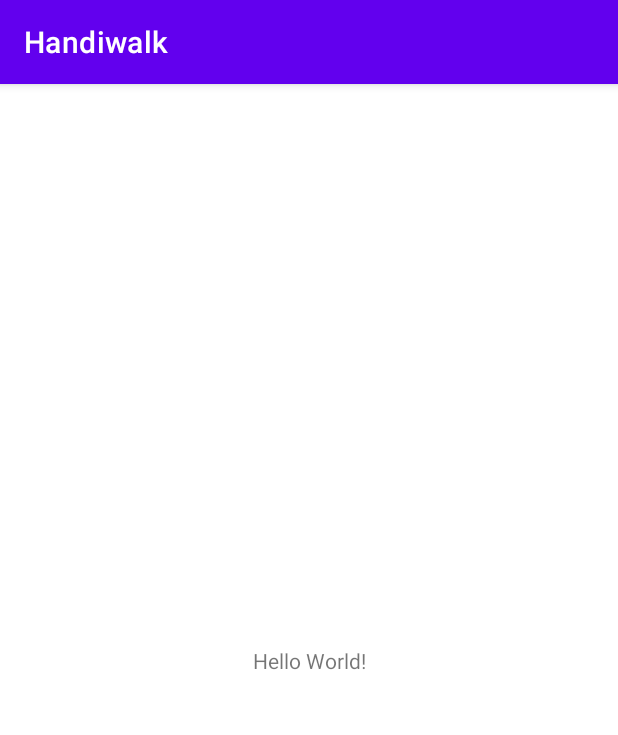
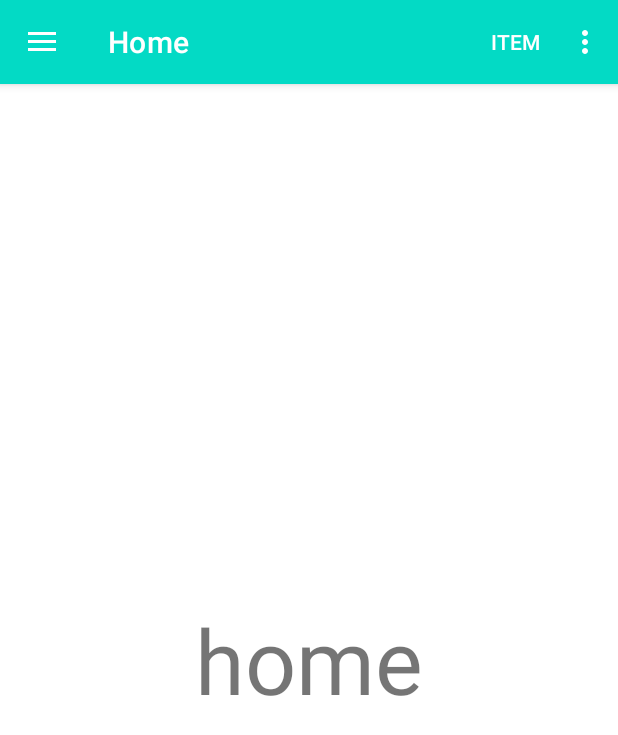
Before and after one commit to Hansatang/Handiwalk, an Android app: the screen it shows after launch (MainActivity), on a phone screen of 412 x 824 dp. Shown: the top 735 px of the screen. Run offline under Robolectric (Android 15) with nearby library versions, the phone set to English and light mode, and no system bars; our stand-ins replace navigation-ui.

Commit message:
Initial navigation drawer

```diff
--- a/app/build.gradle
+++ b/app/build.gradle
@@ -32,6 +32,8 @@ dependencies {
     implementation 'androidx.appcompat:appcompat:1.4.1'
     implementation 'com.google.android.material:material:1.5.0'
     implementation 'androidx.constraintlayout:constraintlayout:2.1.3'
+    implementation 'androidx.navigation:navigation-ui:2.4.1'
+    implementation 'androidx.navigation:navigation-fragment:2.4.1'
     testImplementation 'junit:junit:4.13.2'
     androidTestImplementation 'androidx.test.ext:junit:1.1.3'
     androidTestImplementation 'androidx.test.espresso:espresso-core:3.4.0'
--- /dev/null
+++ b/app/src/main/java/com/example/handiwalk/HomeFrag.java
@@ -0,0 +1,16 @@
+package com.example.handiwalk;
+
+import android.os.Bundle;
+import android.view.LayoutInflater;
+import android.view.View;
+import android.view.ViewGroup;
+
+import androidx.fragment.app.Fragment;
+
+public class HomeFrag extends Fragment {
+
+    public View onCreateView(LayoutInflater inflater, ViewGroup container, Bundle savedInstanceState) {
+        View view = inflater.inflate(R.layout.home_lay, container, false);
+        return view;
+    }
+}
--- a/app/src/main/java/com/example/handiwalk/MainActivity.java
+++ b/app/src/main/java/com/example/handiwalk/MainActivity.java
@@ -1,14 +1,56 @@
 package com.example.handiwalk;
 
 import androidx.appcompat.app.AppCompatActivity;
+import androidx.appcompat.widget.Toolbar;
+import androidx.drawerlayout.widget.DrawerLayout;
+import androidx.navigation.NavController;
+import androidx.navigation.Navigation;
+import androidx.navigation.ui.AppBarConfiguration;
+import androidx.navigation.ui.NavigationUI;
 
 import android.os.Bundle;
+import android.view.Menu;
+
+import com.google.android.material.navigation.NavigationView;
+import com.google.android.material.snackbar.Snackbar;
 
 public class MainActivity extends AppCompatActivity {
+    NavController navController;
+    NavigationView navigationView;
+    DrawerLayout drawerLayout;
+    AppBarConfiguration mAppBarConfiguration;
+    Toolbar toolbar;
 
     @Override
     protected void onCreate(Bundle savedInstanceState) {
         super.onCreate(savedInstanceState);
         setContentView(R.layout.activity_main);
+        findViews();
+        setSupportActionBar(toolbar);
+        NavigationUI.setupActionBarWithNavController(this, navController, mAppBarConfiguration);
+        NavigationUI.setupWithNavController(navigationView, navController);
+    }
+
+    private void findViews() {
+        toolbar = findViewById(R.id.topAppBar);
+        drawerLayout = findViewById(R.id.drawer_layout);
+        navigationView = findViewById(R.id.nav_view);
+        navController = Navigation.findNavController(this, R.id.fragmentContainerView);
+        mAppBarConfiguration = new AppBarConfiguration.Builder(
+                R.id.HomeFrag, R.id.MapFrag)
+                .setOpenableLayout(drawerLayout)
+                .build();
+    }
+
+    @Override
+    public boolean onCreateOptionsMenu(Menu menu) {
+        getMenuInflater().inflate(R.menu.top_app_bar, menu);
+        return true;
+    }
+
+    @Override
+    public boolean onSupportNavigateUp() {
+        return NavigationUI.navigateUp(navController, mAppBarConfiguration)
+                || super.onSupportNavigateUp();
     }
 }
--- /dev/null
+++ b/app/src/main/java/com/example/handiwalk/MapFrag.java
@@ -0,0 +1,16 @@
+package com.example.handiwalk;
+
+import android.os.Bundle;
+import android.view.LayoutInflater;
+import android.view.View;
+import android.view.ViewGroup;
+
+import androidx.fragment.app.Fragment;
+
+public class MapFrag extends Fragment {
+
+    public View onCreateView(LayoutInflater inflater, ViewGroup container, Bundle savedInstanceState) {
+        View view = inflater.inflate(R.layout.map_lay, container, false);
+        return view;
+    }
+}
--- a/app/src/main/res/layout/activity_main.xml
+++ b/app/src/main/res/layout/activity_main.xml
@@ -1,18 +1,27 @@
 <?xml version="1.0" encoding="utf-8"?>
-<androidx.constraintlayout.widget.ConstraintLayout xmlns:android="http://schemas.android.com/apk/res/android"
+<androidx.drawerlayout.widget.DrawerLayout xmlns:android="http://schemas.android.com/apk/res/android"
     xmlns:app="http://schemas.android.com/apk/res-auto"
     xmlns:tools="http://schemas.android.com/tools"
+    android:id="@+id/drawer_layout"
     android:layout_width="match_parent"
     android:layout_height="match_parent"
-    tools:context=".MainActivity">
+    android:fitsSystemWindows="true"
+    tools:openDrawer="start">
 
-    <TextView
+    <include
+        android:id="@+id/app_bar_main"
+        layout="@layout/app_bar_main"
+        android:layout_width="match_parent"
+        android:layout_height="match_parent" />
+
+    <com.google.android.material.navigation.NavigationView
+        android:id="@+id/nav_view"
         android:layout_width="wrap_content"
-        android:layout_height="wrap_content"
-        android:text="Hello World!"
-        app:layout_constraintBottom_toBottomOf="parent"
-        app:layout_constraintLeft_toLeftOf="parent"
-        app:layout_constraintRight_toRightOf="parent"
-        app:layout_constraintTop_toTopOf="parent" />
+        android:layout_height="match_parent"
+        android:layout_gravity="start"
+        android:fitsSystemWindows="true"
+        app:headerLayout="@layout/nav_header_main"
+        app:menu="@menu/activity_main_drawer" />
 
-</androidx.constraintlayout.widget.ConstraintLayout>
+
+</androidx.drawerlayout.widget.DrawerLayout>
--- /dev/null
+++ b/app/src/main/res/layout/app_bar_main.xml
@@ -0,0 +1,35 @@
+<?xml version="1.0" encoding="utf-8"?>
+<androidx.coordinatorlayout.widget.CoordinatorLayout xmlns:android="http://schemas.android.com/apk/res/android"
+    xmlns:app="http://schemas.android.com/apk/res-auto"
+    xmlns:tools="http://schemas.android.com/tools"
+    android:layout_width="match_parent"
+    android:layout_height="match_parent"
+    tools:context=".MainActivity">
+
+    <com.google.android.material.appbar.AppBarLayout
+        android:id="@+id/appbar"
+        android:layout_width="match_parent"
+        android:layout_height="wrap_content"
+        app:layout_anchor="@+id/appbar">
+
+
+    </com.google.android.material.appbar.AppBarLayout>
+
+    <include
+        layout="@layout/content_main"
+        android:layout_width="match_parent"
+        android:layout_height="match_parent"
+        android:layout_marginTop="?attr/actionBarSize" />
+
+
+    <androidx.appcompat.widget.Toolbar
+        android:id="@+id/topAppBar"
+        style="@style/Widget.MaterialComponents.Toolbar.Primary"
+        android:layout_width="match_parent"
+        android:layout_height="?attr/actionBarSize"
+        android:background="@color/teal_200"
+        app:menu="@menu/top_app_bar"
+        app:title="hello" />
+
+
+</androidx.coordinatorlayout.widget.CoordinatorLayout>
--- /dev/null
+++ b/app/src/main/res/layout/content_main.xml
@@ -0,0 +1,23 @@
+<?xml version="1.0" encoding="utf-8"?>
+<androidx.constraintlayout.widget.ConstraintLayout xmlns:android="http://schemas.android.com/apk/res/android"
+    xmlns:app="http://schemas.android.com/apk/res-auto"
+    xmlns:tools="http://schemas.android.com/tools"
+    android:layout_width="match_parent"
+    android:layout_height="match_parent"
+    app:layout_behavior="com.google.android.material.appbar.AppBarLayout$ScrollingViewBehavior"
+    tools:showIn="@layout/app_bar_main">
+
+    <fragment
+        android:id="@+id/fragmentContainerView"
+        android:name="androidx.navigation.fragment.NavHostFragment"
+        android:layout_width="fill_parent"
+        android:layout_height="fill_parent"
+        app:defaultNavHost="true"
+        app:layout_constraintBottom_toBottomOf="parent"
+        app:layout_constraintEnd_toEndOf="parent"
+        app:layout_constraintHorizontal_bias="0.0"
+        app:layout_constraintStart_toStartOf="parent"
+        app:layout_constraintTop_toTopOf="parent"
+        app:navGraph="@navigation/nav_graph" />
+
+</androidx.constraintlayout.widget.ConstraintLayout>
--- /dev/null
+++ b/app/src/main/res/layout/home_lay.xml
@@ -0,0 +1,15 @@
+<?xml version="1.0" encoding="utf-8"?>
+<androidx.constraintlayout.widget.ConstraintLayout xmlns:android="http://schemas.android.com/apk/res/android"
+
+    android:layout_width="match_parent"
+    android:layout_height="match_parent">
+
+
+    <TextView
+        android:layout_width="match_parent"
+        android:layout_height="match_parent"
+        android:gravity="center"
+        android:text="home"
+        android:textSize="60sp" />
+
+</androidx.constraintlayout.widget.ConstraintLayout>
--- /dev/null
+++ b/app/src/main/res/layout/map_lay.xml
@@ -0,0 +1,15 @@
+<?xml version="1.0" encoding="utf-8"?>
+<androidx.constraintlayout.widget.ConstraintLayout xmlns:android="http://schemas.android.com/apk/res/android"
+
+    android:layout_width="match_parent"
+    android:layout_height="match_parent">
+
+
+    <TextView
+        android:layout_width="match_parent"
+        android:layout_height="match_parent"
+        android:gravity="center"
+        android:text="map"
+        android:textSize="60sp" />
+
+</androidx.constraintlayout.widget.ConstraintLayout>
--- /dev/null
+++ b/app/src/main/res/layout/nav_header_main.xml
@@ -0,0 +1,36 @@
+<?xml version="1.0" encoding="utf-8"?>
+<LinearLayout xmlns:android="http://schemas.android.com/apk/res/android"
+    xmlns:app="http://schemas.android.com/apk/res-auto"
+    android:layout_width="match_parent"
+    android:layout_height="@dimen/nav_header_height"
+
+    android:layout_marginTop="10dp"
+    android:gravity="bottom"
+    android:orientation="vertical"
+    android:paddingLeft="@dimen/activity_horizontal_margin"
+    android:paddingTop="@dimen/activity_vertical_margin"
+    android:paddingRight="@dimen/activity_horizontal_margin"
+    android:paddingBottom="@dimen/activity_vertical_margin"
+    android:theme="@style/ThemeOverlay.AppCompat.Dark">
+
+    <ImageView
+        android:id="@+id/imageView"
+        android:layout_width="wrap_content"
+        android:layout_height="wrap_content"
+        android:contentDescription="NavHeader"
+        android:paddingTop="@dimen/nav_header_vertical_spacing"
+        app:srcCompat="@mipmap/ic_launcher_round" />
+
+    <TextView
+        android:layout_width="match_parent"
+        android:layout_height="wrap_content"
+        android:paddingTop="@dimen/nav_header_vertical_spacing"
+        android:text="NavBar"
+        android:textAppearance="@style/TextAppearance.AppCompat.Body1" />
+
+    <TextView
+        android:id="@+id/textView"
+        android:layout_width="wrap_content"
+        android:layout_height="wrap_content"
+        android:text="Navi" />
+</LinearLayout>
--- /dev/null
+++ b/app/src/main/res/menu/activity_main_drawer.xml
@@ -0,0 +1,16 @@
+<?xml version="1.0" encoding="utf-8"?>
+<menu xmlns:android="http://schemas.android.com/apk/res/android"
+    xmlns:tools="http://schemas.android.com/tools"
+    tools:showIn="navigation_view">
+
+    <group android:checkableBehavior="single">
+        <item
+            android:id="@+id/HomeFrag"
+            android:icon="@drawable/ic_launcher_foreground"
+            android:title="Home" />
+        <item
+            android:id="@+id/MapFrag"
+            android:icon="@drawable/ic_launcher_foreground"
+            android:title="Map"/>
+    </group>
+</menu>
--- /dev/null
+++ b/app/src/main/res/menu/top_app_bar.xml
@@ -0,0 +1,16 @@
+<?xml version="1.0" encoding="utf-8"?>
+<menu xmlns:android="http://schemas.android.com/apk/res/android"
+    xmlns:app="http://schemas.android.com/apk/res-auto">
+
+    <item
+        android:title="Item"
+        android:id="@+id/NavigationBut"
+        app:showAsAction="always" />
+
+
+    <item
+        android:id="@+id/more"
+        android:contentDescription="YAY"
+        android:title="More"
+        app:showAsAction="never" />
+</menu>
--- /dev/null
+++ b/app/src/main/res/navigation/nav_graph.xml
@@ -0,0 +1,15 @@
+<?xml version="1.0" encoding="utf-8"?>
+<navigation xmlns:android="http://schemas.android.com/apk/res/android"
+    xmlns:app="http://schemas.android.com/apk/res-auto"
+    android:id="@+id/nav_graph.xml"
+    app:startDestination="@id/HomeFrag">
+    <fragment
+        android:id="@+id/HomeFrag"
+        android:name="com.example.handiwalk.HomeFrag"
+        android:label="Home" />
+    <fragment
+        android:id="@+id/MapFrag"
+        android:name="com.example.handiwalk.MapFrag"
+        android:label="Map" />
+
+</navigation>
--- a/app/src/main/res/values-night/themes.xml
+++ b/app/src/main/res/values-night/themes.xml
@@ -1,6 +1,6 @@
 <resources xmlns:tools="http://schemas.android.com/tools">
     <!-- Base application theme. -->
-    <style name="Theme.Handiwalk" parent="Theme.MaterialComponents.DayNight.DarkActionBar">
+    <style name="Theme.Handiwalk" parent="Theme.MaterialComponents.DayNight.NoActionBar">
         <!-- Primary brand color. -->
         <item name="colorPrimary">@color/purple_200</item>
         <item name="colorPrimaryVariant">@color/purple_700</item>
--- /dev/null
+++ b/app/src/main/res/values/dimens.xml
@@ -0,0 +1,7 @@
+<resources>
+    <!-- Default screen margins, per the Android Design guidelines. -->
+    <dimen name="activity_horizontal_margin">16dp</dimen>
+    <dimen name="activity_vertical_margin">16dp</dimen>
+    <dimen name="nav_header_vertical_spacing">8dp</dimen>
+    <dimen name="nav_header_height">176dp</dimen>
+</resources>
--- a/app/src/main/res/values/themes.xml
+++ b/app/src/main/res/values/themes.xml
@@ -1,6 +1,6 @@
 <resources xmlns:tools="http://schemas.android.com/tools">
     <!-- Base application theme. -->
-    <style name="Theme.Handiwalk" parent="Theme.MaterialComponents.DayNight.DarkActionBar">
+    <style name="Theme.Handiwalk" parent="Theme.MaterialComponents.DayNight.NoActionBar">
         <!-- Primary brand color. -->
         <item name="colorPrimary">@color/purple_500</item>
         <item name="colorPrimaryVariant">@color/purple_700</item>
```
